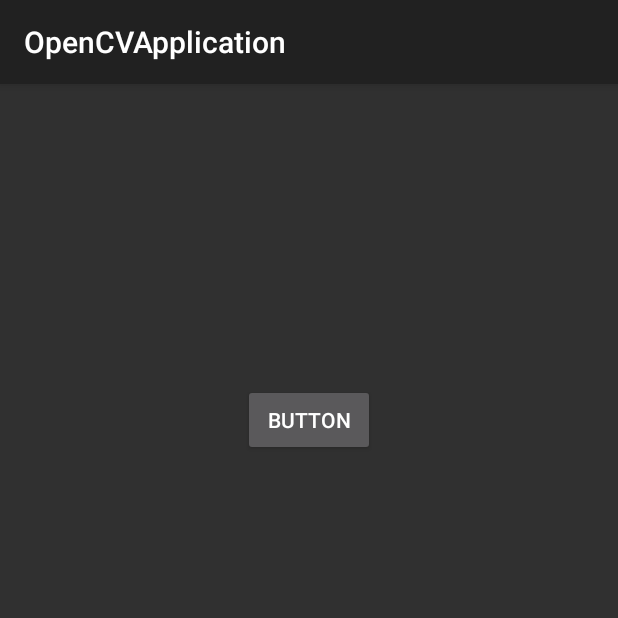
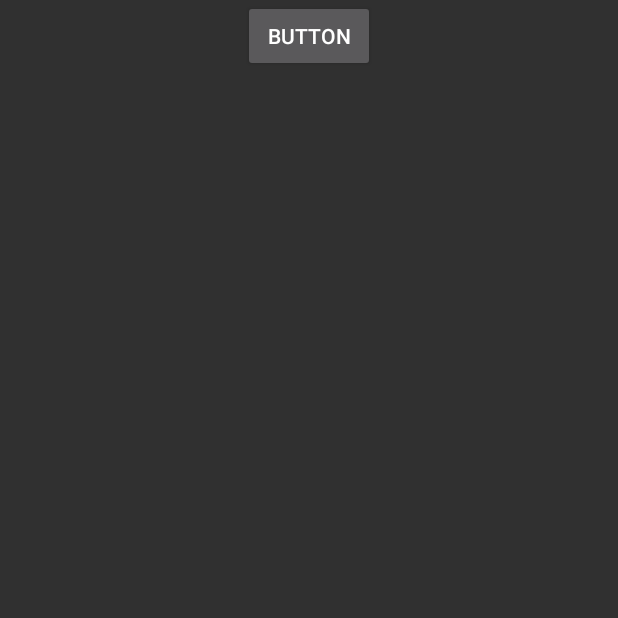
Before and after one commit to aldajo92/AndroidKt_OpenCVApp, an Android app: the screen it shows after launch (MainActivity), on a phone screen of 412 x 824 dp, the top half of it. Run offline under Robolectric (Android 15) with nearby library versions, the light colour scheme and no system bars; plain views replace PreviewView.

Commit message:
removed commented code (#4)

```diff
--- a/app/src/main/AndroidManifest.xml
+++ b/app/src/main/AndroidManifest.xml
@@ -22,7 +22,7 @@
             android:name=".MainActivity"
             android:exported="true"
             android:label="@string/app_name"
-            android:theme="@style/Theme.AppCompat">
+            android:theme="@style/Theme.AppCompat.NoActionBar">
             <intent-filter>
                 <action android:name="android.intent.action.MAIN" />
 
--- a/app/src/main/res/layout/activity_main.xml
+++ b/app/src/main/res/layout/activity_main.xml
@@ -5,18 +5,6 @@
     android:layout_height="match_parent"
     android:orientation="vertical"
     tools:context=".MainActivity">
-
-<!--    <androidx.camera.view.PreviewView-->
-<!--        android:id="@+id/viewFinder"-->
-<!--        android:layout_width="match_parent"-->
-<!--        android:layout_gravity="center"-->
-<!--        android:layout_height="200dp" />-->
-
-    <ImageView
-        android:id="@+id/ivBitmap"
-        android:layout_width="match_parent"
-        android:layout_height="200dp"
-        android:layout_gravity="center"/>
 
     <Button
         android:id="@+id/buttonCamera"
--- a/opencv46/src/main/java/com/aldajo92/scancv/DocScanCV2Activity.kt
+++ b/opencv46/src/main/java/com/aldajo92/scancv/DocScanCV2Activity.kt
@@ -52,7 +52,6 @@ class DocScanCV2Activity : AppCompatActivity() {
         val cameraProviderFuture = ProcessCameraProvider.getInstance(this)
 
         cameraProviderFuture.addListener({
-            // Used to bind the lifecycle of cameras to the lifecycle owner
             val cameraProvider: ProcessCameraProvider = cameraProviderFuture.get()
 
             val imageAnalyzer = ImageAnalysis.Builder()
@@ -122,7 +121,6 @@ class DocScanCV2Activity : AppCompatActivity() {
             System.loadLibrary("native-lib")
         }
         private const val TAG = "CameraXApp"
-        private const val FILENAME_FORMAT = "yyyy-MM-dd-HH-mm-ss-SSS"
         private const val REQUEST_CODE_PERMISSIONS = 10
         private val REQUIRED_PERMISSIONS =
             mutableListOf (
--- a/opencv46/src/main/java/com/aldajo92/scancv/OpenCVAnalyzer.kt
+++ b/opencv46/src/main/java/com/aldajo92/scancv/OpenCVAnalyzer.kt
@@ -45,7 +45,6 @@ class OpenCVAnalyzer(private val listener: (Bitmap) -> Unit) : ImageAnalysis.Ana
 
 //       CoroutineScope(Dispatchers.IO).launch{
 
-           // Process the image
            val bitmap = bitmapBuffer.rotate()
 
            val mat = Mat()
```
Also changed, not shown: opencv46/src/main/java/com/aldajo92/scancv/DocScanCVActivity.kt (deleted, +0 -68 lines).
